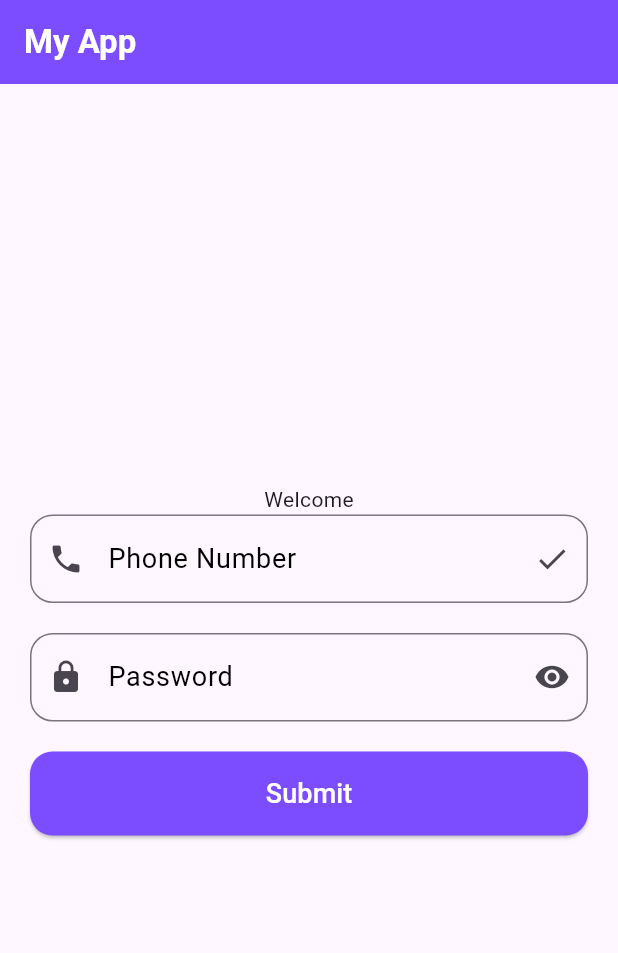
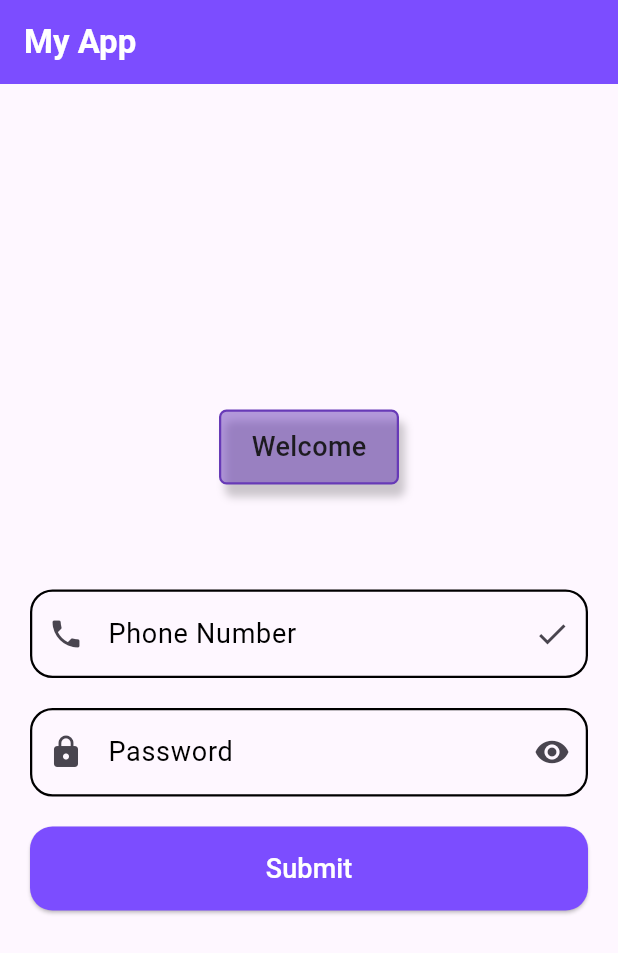
Before and after one commit to rayhan19122/Ostad_Flutter_14, a Flutter app: the screen it shows after launch, on a phone screen of 412 x 824 dp. Shown: the top 953 px of the screen. Run offline on Flutter 3.47's test engine with Material 3 defaults, Android fonts, the phone set to English and light mode, and no system bars.

```diff
--- a/flutter/input_field/lib/home.dart
+++ b/flutter/input_field/lib/home.dart
@@ -24,24 +24,55 @@ class Home extends StatelessWidget{
           children: [
             Container(
               alignment: Alignment.center,
+              height: 50,
+              width: 120,
               child: Text(
                 'Welcome',
-                style: TextStyle(),
+                style: TextStyle(fontSize: 18, fontWeight: FontWeight.w500),
+              ),
+              decoration: BoxDecoration(
+                color: Colors.deepPurple.withOpacity(0.5),
+                borderRadius: BorderRadius.circular(5),
+                border: Border.all(
+                  color: Colors.deepPurple,
+                  width: 1.5,
+                ),
+                boxShadow: [
+                  BoxShadow(
+                    color: Colors.black.withOpacity(0.2),
+                    blurRadius: 4,
+                    offset: Offset(4, 8),
+                  ),
+                ],
+
               ),
             ),
 
+            SizedBox(height: 70,),
+
+
             TextField(
               controller: phoneController,
-              //keyboardType: TextInputType.phone,
+              keyboardType: TextInputType.phone,
               decoration: InputDecoration(
                 labelText:'Phone Number',
                 labelStyle: TextStyle(fontSize: 18, color: Colors.black),
 
                 hintText: 'Enter Phone Number',
                 hintStyle: TextStyle(fontSize: 18, fontWeight: FontWeight.w500, color: Colors.grey.withOpacity(0.5)),
-                border: OutlineInputBorder(
-                  borderSide: BorderSide(color: Colors.black),
+                // border: OutlineInputBorder(
+                //   borderSide: BorderSide(color: Colors.green, width: 10),
+                //   borderRadius: BorderRadius.circular(15),
+                // ),
+
+                enabledBorder: OutlineInputBorder(
                   borderRadius: BorderRadius.circular(15),
+                  borderSide: BorderSide(color: Colors.black, width: 1.5),
+                ),
+
+                focusedBorder: OutlineInputBorder(
+                  borderRadius: BorderRadius.circular(15),
+                  borderSide: BorderSide(color: Colors.deepPurple, width: 1.5),
                 ),
 
                 prefixIcon: Icon(Icons.phone),
@@ -62,9 +93,24 @@ class Home extends StatelessWidget{
 
                 hintText: 'Enter Password',
                 hintStyle: TextStyle(fontSize: 18, fontWeight: FontWeight.w500, color: Colors.grey.withOpacity(0.5)),
-                border: OutlineInputBorder(
-                  borderSide: BorderSide(color: Colors.black),
+                // border: OutlineInputBorder(
+                //   borderSide: BorderSide(color: Colors.black),
+                //   borderRadius: BorderRadius.circular(15),
+                // ),
+
+                enabledBorder: OutlineInputBorder(
                   borderRadius: BorderRadius.circular(15),
+                  borderSide: BorderSide(
+                    color: Colors.black,
+                    width: 1.5,
+                  ),
+                ),
+                focusedBorder: OutlineInputBorder(
+                  borderRadius: BorderRadius.circular(15),
+                  borderSide: BorderSide(
+                    color: Colors.deepPurple, // try obvious color
+                    width: 1.5,
+                  ),
                 ),
 
                 prefixIcon: Icon(Icons.lock),
--- /dev/null
+++ b/flutter/login_screen/analysis_options.yaml
@@ -0,0 +1,28 @@
+# This file configures the analyzer, which statically analyzes Dart code to
+# check for errors, warnings, and lints.
+#
+# The issues identified by the analyzer are surfaced in the UI of Dart-enabled
+# IDEs (https://dart.dev/tools#ides-and-editors). The analyzer can also be
+# invoked from the command line by running `flutter analyze`.
+
+# The following line activates a set of recommended lints for Flutter apps,
+# packages, and plugins designed to encourage good coding practices.
+include: package:flutter_lints/flutter.yaml
+
+linter:
+  # The lint rules applied to this project can be customized in the
+  # section below to disable rules from the `package:flutter_lints/flutter.yaml`
+  # included above or to enable additional rules. A list of all available lints
+  # and their documentation is published at https://dart.dev/lints.
+  #
+  # Instead of disabling a lint rule for the entire project in the
+  # section below, it can also be suppressed for a single line of code
+  # or a specific dart file by using the `// ignore: name_of_lint` and
+  # `// ignore_for_file: name_of_lint` syntax on the line or in the file
+  # producing the lint.
+  rules:
+    # avoid_print: false  # Uncomment to disable the `avoid_print` rule
+    # prefer_single_quotes: true  # Uncomment to enable the `prefer_single_quotes` rule
+
+# Additional information about this file can be found at
+# https://dart.dev/guides/language/analysis-options
```
Also changed, not shown: flutter/login_screen/pubspec.yaml (added, +89 -0 lines), flutter/login_screen/lib/app.dart (added), flutter/login_screen/lib/home.dart (added), flutter/login_screen/lib/main.dart (added), flutter/login_screen/pubspec.lock (added), 23 other files.
